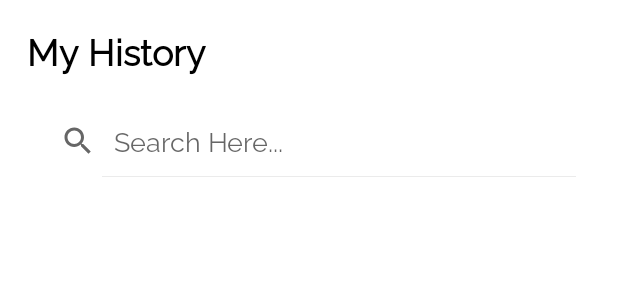
After one commit to maisiehapney/PlantCareApp, an Android app: the layout fragment_history.xml on its own in the app's theme, with its tools: preview values and no code run, on a phone screen of 412 x 824 dp. The commit adds this screen. Shown: the top 300 px of the screen. Run offline under Robolectric (Android 15) with nearby library versions, the phone set to English and light mode, and no system bars.

Commit message:
Fixed plant history bugs

```diff
--- a/PlantCareApp/app/src/main/java/com/example/plantcareapp/HomeActivity.java
+++ b/PlantCareApp/app/src/main/java/com/example/plantcareapp/HomeActivity.java
@@ -35,6 +35,7 @@ public class HomeActivity extends AppCompatActivity {
     HomeFragment homeFragment = new HomeFragment();
     ProfileFragment profileFragment = new ProfileFragment();
     ClassifyFragment classifyFragment = new ClassifyFragment();
+    HistoryFragment historyFragment = new HistoryFragment();
     ProgressBar progressBar;
     /*private List<String> plantNames;
     private List<String> plantBotanical;
@@ -167,6 +168,9 @@ public class HomeActivity extends AppCompatActivity {
                     case R.id.profile:
                         getSupportFragmentManager().beginTransaction().replace(R.id.frame, profileFragment).commit();
                         return true;
+                    case R.id.history:
+                        getSupportFragmentManager().beginTransaction().replace(R.id.frame, historyFragment).commit();
+                        return true;
                 }
                 return false;
             }
--- a/PlantCareApp/app/src/main/java/com/example/plantcareapp/RecylerViewAdapter.java
+++ b/PlantCareApp/app/src/main/java/com/example/plantcareapp/RecylerViewAdapter.java
@@ -28,13 +28,15 @@ public class RecylerViewAdapter extends RecyclerView.Adapter<RecylerViewAdapter.
     List<String> plantHumidity;
     List<String> plantImageURL;*/
     Context context;
+    List<Plant> plantList;
+
 
     public RecylerViewAdapter(Context context, ArrayList<Plant> plantList) {
         this.context = context;
         this.plantList = plantList;
     }
 
-    List<Plant> plantList;
+
 
     /*public RecylerViewAdapter(List<String> plantNames, List<String> plantBotanical, List<String> plantTemperature, List<String> plantWater, List<String> plantSunlight, List<String> plantHumidity, List<String> plantImageURL, Context context) {
         this.plantNames = plantNames;
--- /dev/null
+++ b/PlantCareApp/app/src/main/res/drawable/ic_baseline_history_24.xml
@@ -0,0 +1,5 @@
+<vector android:height="24dp" android:tint="#EFECEC"
+    android:viewportHeight="24" android:viewportWidth="24"
+    android:width="24dp" xmlns:android="http://schemas.android.com/apk/res/android">
+    <path android:fillColor="@android:color/white" android:pathData="M13,3c-4.97,0 -9,4.03 -9,9L1,12l3.89,3.89 0.07,0.14L9,12L6,12c0,-3.87 3.13,-7 7,-7s7,3.13 7,7 -3.13,7 -7,7c-1.93,0 -3.68,-0.79 -4.94,-2.06l-1.42,1.42C8.27,19.99 10.51,21 13,21c4.97,0 9,-4.03 9,-9s-4.03,-9 -9,-9zM12,8v5l4.28,2.54 0.72,-1.21 -3.5,-2.08L13.5,8L12,8z"/>
+</vector>
--- /dev/null
+++ b/PlantCareApp/app/src/main/res/layout/fragment_history.xml
@@ -0,0 +1,56 @@
+<?xml version="1.0" encoding="utf-8"?>
+<RelativeLayout xmlns:android="http://schemas.android.com/apk/res/android"
+    xmlns:tools="http://schemas.android.com/tools"
+    android:layout_width="match_parent"
+    android:layout_height="match_parent"
+
+    xmlns:app="http://schemas.android.com/apk/res-auto"
+    tools:context=".HistoryFragment">
+
+    <TextView
+        android:id="@+id/title"
+        android:layout_width="wrap_content"
+        android:layout_height="wrap_content"
+        android:layout_marginStart="18dp"
+        android:layout_marginTop="16dp"
+        android:text="My History"
+        android:textAlignment="center"
+        android:textColor="@color/black"
+        android:textSize="24sp"
+        android:textStyle="bold" />
+
+    <androidx.appcompat.widget.SearchView
+        android:id="@+id/search"
+        android:layout_width="match_parent"
+        android:layout_marginTop="20dp"
+        android:layout_marginLeft="20dp"
+        android:layout_marginRight="20dp"
+        android:layout_marginBottom="20dp"
+        android:layout_height="wrap_content"
+        android:layout_below="@+id/title"
+        app:queryHint="Search Here..."
+        app:iconifiedByDefault="false"
+        />
+
+    <TextView
+        android:id="@+id/noSearchResults"
+        android:layout_width="wrap_content"
+        android:layout_height="wrap_content"
+        android:layout_below="@+id/search"
+        android:layout_centerHorizontal="true"
+        android:text="No result(s) found."
+        android:textAlignment="center"
+        android:textColor="@color/black"
+        android:textSize="16sp"
+        android:visibility="gone"
+        />
+
+    <androidx.recyclerview.widget.RecyclerView
+        android:layout_width="match_parent"
+        android:layout_height="wrap_content"
+        android:id="@+id/recyclerView"
+        android:scrollbars="vertical"
+        android:layout_below="@+id/noSearchResults"
+        />
+
+</RelativeLayout>
--- a/PlantCareApp/app/src/main/res/menu/bottom_nav_menu.xml
+++ b/PlantCareApp/app/src/main/res/menu/bottom_nav_menu.xml
@@ -4,6 +4,9 @@
     <item android:title="Scan"
         android:icon="@drawable/ic_baseline_document_scanner_24"
         android:id="@+id/scan"/>
+    <item android:title="History"
+        android:icon="@drawable/ic_baseline_history_24"
+        android:id="@+id/history"/>
     <item android:title="Home"
         android:icon="@drawable/ic_baseline_home_24"
         android:id="@+id/home"/>
```
Also changed, not shown: PlantCareApp/app/src/main/java/com/example/plantcareapp/ClassifyFragment.java (+43 -0 lines), PlantCareApp/app/src/main/java/com/example/plantcareapp/HistoryAdapter.java (added, +84 -0 lines), PlantCareApp/app/src/main/java/com/example/plantcareapp/HistoryFragment.java (added, +196 -0 lines), PlantCareApp/app/src/main/res/layout/single_history_card.xml (added, +53 -0 lines).
